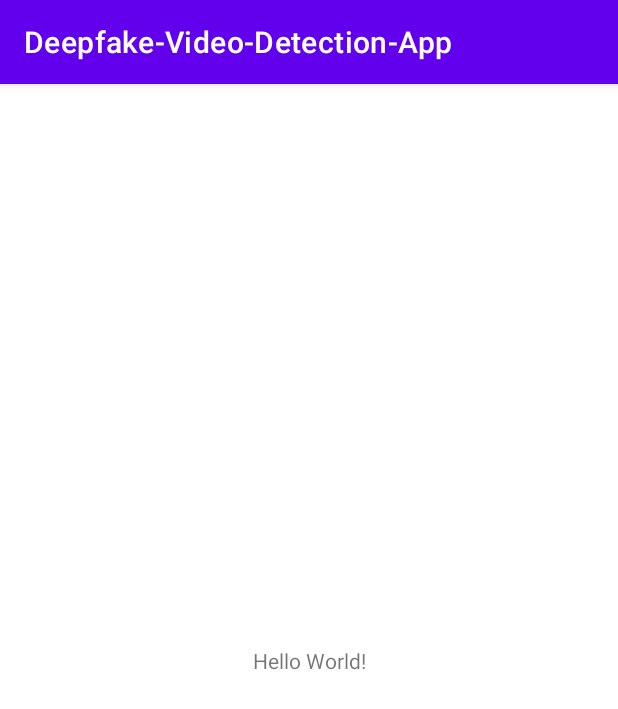
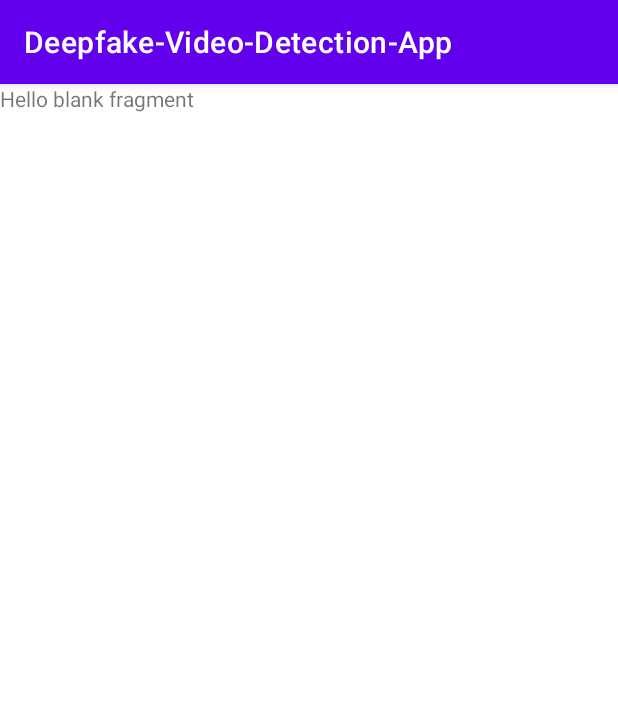
Before and after one commit to asimodabas/Deepfake-Video-Detection-App, an Android app: the screen it shows after launch (MainActivity), on a phone screen of 412 x 824 dp. Shown: the top 709 px of the screen. Run offline under Robolectric (Android 15) with nearby library versions, the phone set to English and light mode, and no system bars.

Commit message:
CreateFragment, ForgotPasswordFragment, LoginFragment added

```diff
--- /dev/null
+++ b/app/src/main/java/com/asimodabas/deepfake_video_detection_app/ui/fragment/create/CreateFragment.kt
@@ -0,0 +1,20 @@
+package com.asimodabas.deepfake_video_detection_app.ui.fragment.create
+
+import android.os.Bundle
+import android.view.LayoutInflater
+import android.view.View
+import android.view.ViewGroup
+import androidx.fragment.app.Fragment
+import com.asimodabas.deepfake_video_detection_app.R
+
+
+class CreateFragment : Fragment() {
+
+    override fun onCreateView(
+        inflater: LayoutInflater, container: ViewGroup?, savedInstanceState: Bundle?
+    ): View? {
+        // Inflate the layout for this fragment
+        return inflater.inflate(R.layout.fragment_create, container, false)
+    }
+
+}
--- /dev/null
+++ b/app/src/main/java/com/asimodabas/deepfake_video_detection_app/ui/fragment/forgot_password/ForgotPasswordFragment.kt
@@ -0,0 +1,19 @@
+package com.asimodabas.deepfake_video_detection_app.ui.fragment.forgot_password
+
+import android.os.Bundle
+import android.view.LayoutInflater
+import android.view.View
+import android.view.ViewGroup
+import androidx.fragment.app.Fragment
+import com.asimodabas.deepfake_video_detection_app.R
+
+class ForgotPasswordFragment : Fragment() {
+
+    override fun onCreateView(
+        inflater: LayoutInflater, container: ViewGroup?, savedInstanceState: Bundle?
+    ): View? {
+        // Inflate the layout for this fragment
+        return inflater.inflate(R.layout.fragment_forgot_password, container, false)
+    }
+
+}
--- /dev/null
+++ b/app/src/main/java/com/asimodabas/deepfake_video_detection_app/ui/fragment/login/LoginFragment.kt
@@ -0,0 +1,19 @@
+package com.asimodabas.deepfake_video_detection_app.ui.fragment.login
+
+import android.os.Bundle
+import android.view.LayoutInflater
+import android.view.View
+import android.view.ViewGroup
+import androidx.fragment.app.Fragment
+import com.asimodabas.deepfake_video_detection_app.R
+
+class LoginFragment : Fragment() {
+
+    override fun onCreateView(
+        inflater: LayoutInflater, container: ViewGroup?, savedInstanceState: Bundle?
+    ): View? {
+        // Inflate the layout for this fragment
+        return inflater.inflate(R.layout.fragment_login, container, false)
+    }
+
+}
--- a/app/src/main/res/layout/activity_main.xml
+++ b/app/src/main/res/layout/activity_main.xml
@@ -1,18 +1,23 @@
 <?xml version="1.0" encoding="utf-8"?>
-<androidx.constraintlayout.widget.ConstraintLayout xmlns:android="http://schemas.android.com/apk/res/android"
+<androidx.constraintlayout.widget.ConstraintLayout
+
+    xmlns:android="http://schemas.android.com/apk/res/android"
     xmlns:app="http://schemas.android.com/apk/res-auto"
     xmlns:tools="http://schemas.android.com/tools"
     android:layout_width="match_parent"
     android:layout_height="match_parent"
     tools:context=".ui.activity.MainActivity">
 
-    <TextView
-        android:layout_width="wrap_content"
-        android:layout_height="wrap_content"
-        android:text="Hello World!"
+    <androidx.fragment.app.FragmentContainerView
+        android:id="@+id/fContainerMain"
+        android:name="androidx.navigation.fragment.NavHostFragment"
+        android:layout_width="match_parent"
+        android:layout_height="match_parent"
+        app:defaultNavHost="true"
         app:layout_constraintBottom_toBottomOf="parent"
         app:layout_constraintEnd_toEndOf="parent"
         app:layout_constraintStart_toStartOf="parent"
-        app:layout_constraintTop_toTopOf="parent" />
+        app:layout_constraintTop_toTopOf="parent"
+        app:navGraph="@navigation/main_nav" />
 
 </androidx.constraintlayout.widget.ConstraintLayout>
--- /dev/null
+++ b/app/src/main/res/layout/fragment_create.xml
@@ -0,0 +1,14 @@
+<?xml version="1.0" encoding="utf-8"?>
+<FrameLayout xmlns:android="http://schemas.android.com/apk/res/android"
+    xmlns:tools="http://schemas.android.com/tools"
+    android:layout_width="match_parent"
+    android:layout_height="match_parent"
+    tools:context=".ui.fragment.create.CreateFragment">
+
+    <!-- TODO: Update blank fragment layout -->
+    <TextView
+        android:layout_width="match_parent"
+        android:layout_height="match_parent"
+        android:text="@string/hello_blank_fragment" />
+
+</FrameLayout>
--- /dev/null
+++ b/app/src/main/res/layout/fragment_forgot_password.xml
@@ -0,0 +1,14 @@
+<?xml version="1.0" encoding="utf-8"?>
+<FrameLayout xmlns:android="http://schemas.android.com/apk/res/android"
+    xmlns:tools="http://schemas.android.com/tools"
+    android:layout_width="match_parent"
+    android:layout_height="match_parent"
+    tools:context=".ui.fragment.forgot_password.ForgotPasswordFragment">
+
+    <!-- TODO: Update blank fragment layout -->
+    <TextView
+        android:layout_width="match_parent"
+        android:layout_height="match_parent"
+        android:text="@string/hello_blank_fragment" />
+
+</FrameLayout>
--- /dev/null
+++ b/app/src/main/res/layout/fragment_login.xml
@@ -0,0 +1,14 @@
+<?xml version="1.0" encoding="utf-8"?>
+<FrameLayout xmlns:android="http://schemas.android.com/apk/res/android"
+    xmlns:tools="http://schemas.android.com/tools"
+    android:layout_width="match_parent"
+    android:layout_height="match_parent"
+    tools:context=".ui.fragment.login.LoginFragment">
+
+    <!-- TODO: Update blank fragment layout -->
+    <TextView
+        android:layout_width="match_parent"
+        android:layout_height="match_parent"
+        android:text="@string/hello_blank_fragment" />
+
+</FrameLayout>
--- a/app/src/main/res/navigation/main_nav.xml
+++ b/app/src/main/res/navigation/main_nav.xml
@@ -1,6 +1,55 @@
 <?xml version="1.0" encoding="utf-8"?>
 <navigation xmlns:android="http://schemas.android.com/apk/res/android"
     xmlns:app="http://schemas.android.com/apk/res-auto"
-    android:id="@+id/main_nav">
+    xmlns:tools="http://schemas.android.com/tools"
+    android:id="@+id/main_nav"
+    app:startDestination="@id/createFragment">
+    <fragment
+        android:id="@+id/createFragment"
+        android:name="com.asimodabas.deepfake_video_detection_app.ui.fragment.create.CreateFragment"
+        android:label="CreateFragment"
+        tools:layout="@layout/fragment_create">
 
+        <action
+            android:id="@+id/action_createFragment_to_loginFragment"
+            app:destination="@id/loginFragment"
+            app:enterAnim="@anim/open_component_from_right"
+            app:exitAnim="@anim/close_component_from_left"
+            app:popEnterAnim="@anim/open_component_from_left"
+            app:popExitAnim="@anim/close_component_from_right" />
+    </fragment>
+    <fragment
+        android:id="@+id/loginFragment"
+        android:name="com.asimodabas.deepfake_video_detection_app.ui.fragment.login.LoginFragment"
+        android:label="LoginFragment"
+        tools:layout="@layout/fragment_login">
+
+        <action
+            android:id="@+id/action_loginFragment_to_createFragment"
+            app:destination="@id/createFragment"
+            app:enterAnim="@anim/open_component_from_right"
+            app:exitAnim="@anim/close_component_from_left"
+            app:popEnterAnim="@anim/open_component_from_left"
+            app:popExitAnim="@anim/close_component_from_right" />
+        <action
+            android:id="@+id/action_loginFragment_to_forgotPasswordFragment"
+            app:destination="@id/forgotPasswordFragment"
+            app:enterAnim="@anim/open_component_from_right"
+            app:exitAnim="@anim/close_component_from_left"
+            app:popEnterAnim="@anim/open_component_from_left"
+            app:popExitAnim="@anim/close_component_from_right" />
+    </fragment>
+    <fragment
+        android:id="@+id/forgotPasswordFragment"
+        android:name="com.asimodabas.deepfake_video_detection_app.ui.fragment.forgot_password.ForgotPasswordFragment"
+        android:label="fragment_forgot_password"
+        tools:layout="@layout/fragment_forgot_password">
+        <action
+            android:id="@+id/action_forgotPasswordFragment_to_loginFragment"
+            app:destination="@id/loginFragment"
+            app:enterAnim="@anim/open_component_from_right"
+            app:exitAnim="@anim/close_component_from_left"
+            app:popEnterAnim="@anim/open_component_from_left"
+            app:popExitAnim="@anim/close_component_from_right" />
+    </fragment>
 </navigation>
--- a/app/src/main/res/values/strings.xml
+++ b/app/src/main/res/values/strings.xml
@@ -1,3 +1,5 @@
 <resources>
     <string name="app_name">Deepfake-Video-Detection-App</string>
+    <!-- TODO: Remove or change this placeholder text -->
+    <string name="hello_blank_fragment">Hello blank fragment</string>
 </resources>
```
